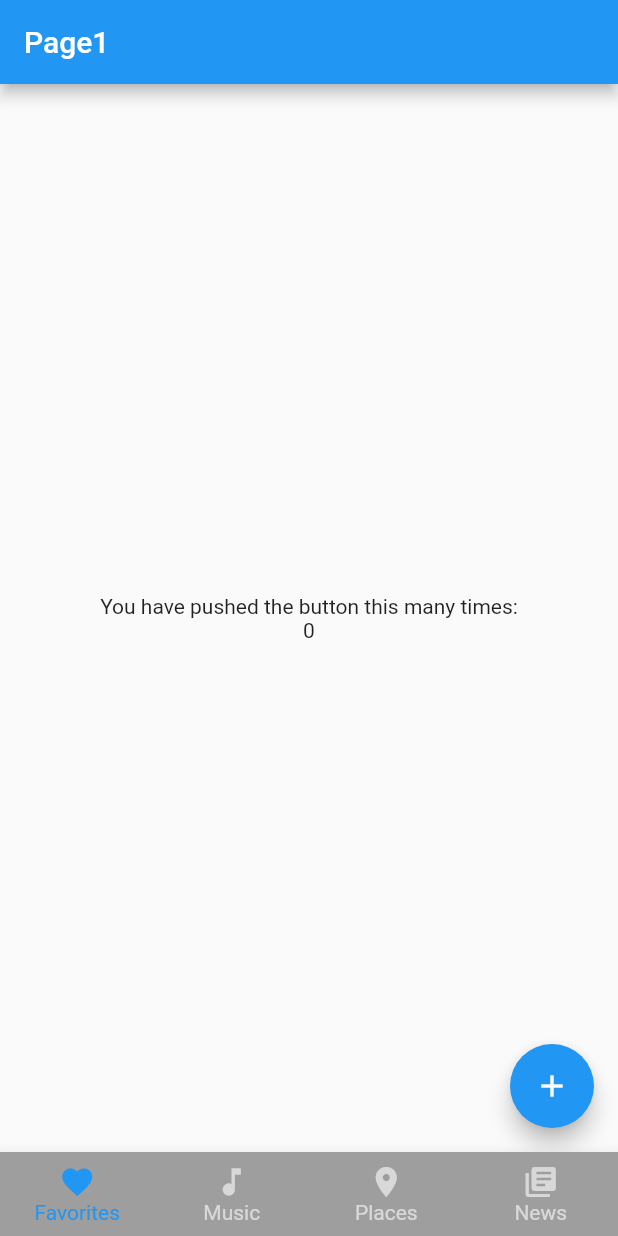
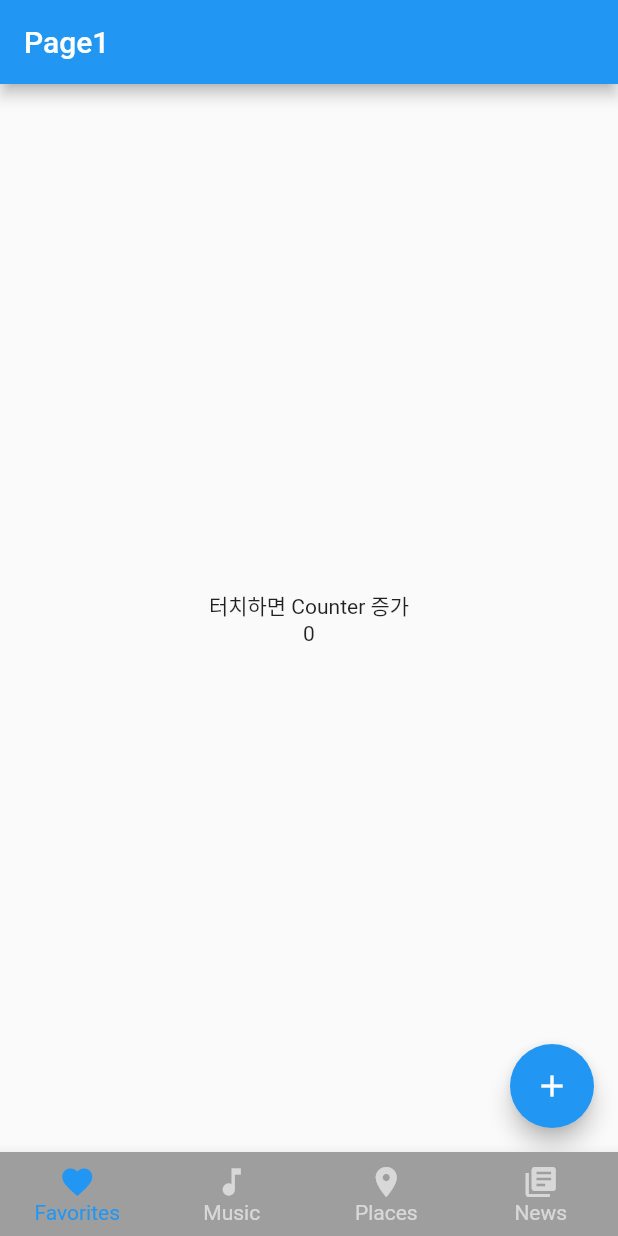
Before and after one commit to jkkim09/flutterStudy, a Flutter app: the screen it shows after launch, on a phone screen of 412 x 824 dp. Run offline on Flutter 3.47's test engine with Material 2 defaults, Android fonts, the phone set to English and light mode, and no system bars.

Commit message:
no message

```diff
--- a/lib/screens/first.dart
+++ b/lib/screens/first.dart
@@ -9,7 +9,7 @@ class _FirstState extends State<First> {
   @override
   Widget build(BuildContext context) {
     return Container(
-      child: Text('first'),
+      child: Text('음악'),
     );
   }
 }
--- a/lib/screens/fourth.dart
+++ b/lib/screens/fourth.dart
@@ -9,7 +9,7 @@ class _SecondState extends State<Fourth> {
   @override
   Widget build(BuildContext context) {
     return Container(
-      child: Text('Fourth'),
+      child: Text('뉴스'),
     );
   }
 }
--- a/lib/screens/home.dart
+++ b/lib/screens/home.dart
@@ -27,7 +27,7 @@ class _HomeState extends State<Home> {
           mainAxisAlignment: MainAxisAlignment.center,
           children: <Widget>[
             Text(
-              'You have pushed the button this many times:',
+              '터치하면 Counter 증가',
             ),
             Text('$_counter'),
           ],
--- a/lib/screens/second.dart
+++ b/lib/screens/second.dart
@@ -9,7 +9,7 @@ class _SecondState extends State<Second> {
   @override
   Widget build(BuildContext context) {
     return Container(
-      child: Text('Second'),
+      child: Text('장소'),
     );
   }
 }
--- a/pubspec.yaml
+++ b/pubspec.yaml
@@ -15,7 +15,7 @@ publish_to: 'none' # Remove this line if you wish to publish to pub.dev
 # In iOS, build-name is used as CFBundleShortVersionString while build-number used as CFBundleVersion.
 # Read more about iOS versioning at
 # https://developer.apple.com/library/archive/documentation/General/Reference/InfoPlistKeyReference/Articles/CoreFoundationKeys.html
-version: 1.0.0+1
+version: 1.0.1+1
 
 environment:
   sdk: ">=2.7.0 <3.0.0"
@@ -24,6 +24,10 @@ dependencies:
   flutter:
     sdk: flutter
   english_words: ^3.1.0
+  firebase_core: ^0.4.0+9
+  firebase_analytics: ^5.0.2
+  firebase_auth: ^0.14.0+5
+  cloud_firestore: ^0.12.9+5
 
 
   # The following adds the Cupertino Icons font to your application.
```
Also changed, not shown: pubspec.lock, 2 other files.
